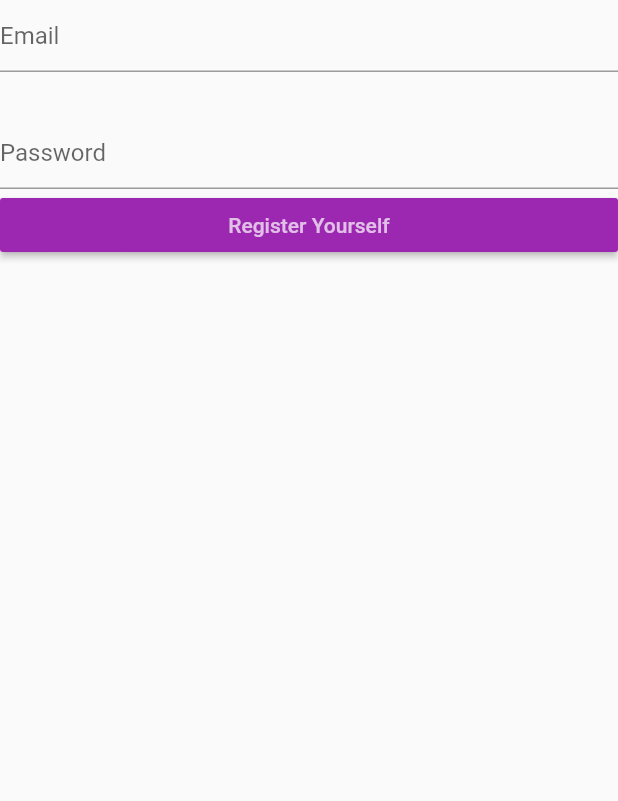
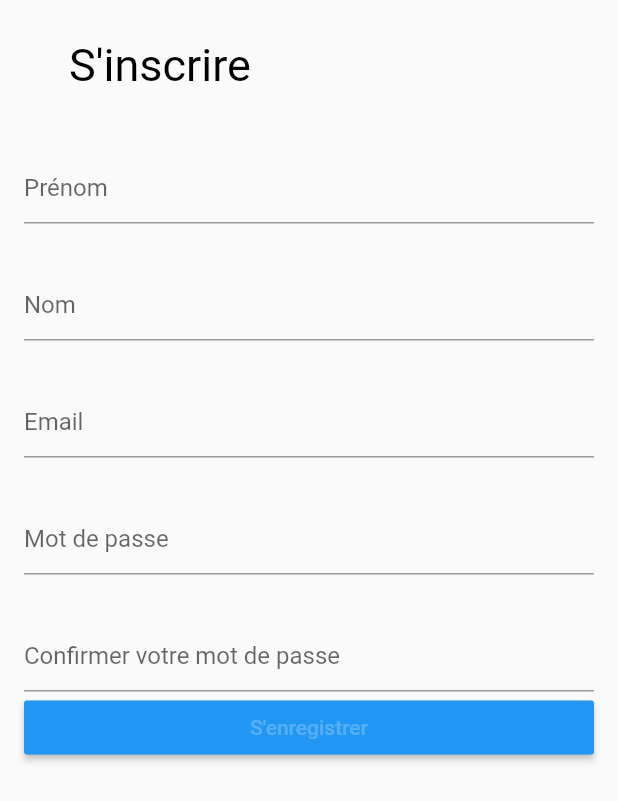
Before and after one commit to MatthiasDijoux/projetSimplon_partageAlbum, a Flutter app: the RegisterPage screen opened directly, on a phone screen of 412 x 824 dp. Shown: the top 801 px of the screen. Run offline on Flutter 3.47's test engine with Material 2 defaults, Android fonts, the phone set to English and light mode, and no system bars; our stand-ins replace shared_preferences; accounts and stored records are empty; network calls fail.

Commit message:
Added registering fonctionnality and modified its template view (with login)

```diff
--- a/albums_sharing_app/lib/views/login/register_page.dart
+++ b/albums_sharing_app/lib/views/login/register_page.dart
@@ -3,8 +3,6 @@ import 'package:flutter/material.dart';
 import 'package:http/http.dart' as http;
 import 'package:albums_sharing_app/main.dart';
 import 'package:shared_preferences/shared_preferences.dart';
-
-
 
 class RegisterPage extends StatefulWidget {
   @override
@@ -12,20 +10,41 @@ class RegisterPage extends StatefulWidget {
 }
 
 class _RegisterPageState extends State<RegisterPage> {
-
   bool _isLoading = false;
   var errorMsg;
   final TextEditingController emailController = new TextEditingController();
   final TextEditingController passwordController = new TextEditingController();
-
+  final TextEditingController confirmPasswordController =
+      new TextEditingController();
+  final TextEditingController firstNameController = new TextEditingController();
+  final TextEditingController lastNameController = new TextEditingController();
   @override
   Widget build(BuildContext context) {
     return Scaffold(
       body: Container(
+        padding: EdgeInsets.all(16.0),
         child: _isLoading
             ? Center(child: CircularProgressIndicator())
             : ListView(
                 children: <Widget>[
+                  Container(
+                     margin: EdgeInsets.only(left: 30, top:10, right: 20, bottom:40) ,
+                    child:  Text("S'inscrire", style: TextStyle(color: Colors.black, fontSize: 30)),
+                  ),
+                  TextFormField(
+                    controller: firstNameController,
+                    decoration: InputDecoration(
+                      hintText: "Prénom",
+                    ),
+                  ),
+                  SizedBox(height: 30.0),
+                  TextFormField(
+                    controller: lastNameController,
+                    decoration: InputDecoration(
+                      hintText: "Nom",
+                    ),
+                  ),
+                  SizedBox(height: 30.0),
                   TextFormField(
                     controller: emailController,
                     decoration: InputDecoration(
@@ -37,20 +56,39 @@ class _RegisterPageState extends State<RegisterPage> {
                     controller: passwordController,
                     obscureText: true,
                     decoration: InputDecoration(
-                hintText: "Password",
+                      hintText: "Mot de passe",
+                    ),
+                  ),
+                  SizedBox(height: 30.0),
+                  TextFormField(
+                    controller: confirmPasswordController,
+                    obscureText: true,
+                    decoration: InputDecoration(
+                      hintText: "Confirmer votre mot de passe",
                     ),
                   ),
                   RaisedButton(
-              onPressed: (){
+                    onPressed: () {
+                      if (confirmPasswordController.text ==
+                          passwordController.text) {
                         setState(() {
                           _isLoading = true;
                         });
-                Register(emailController.text, passwordController.text);
+
+                        Register(emailController.text, passwordController.text,
+                            firstNameController.text, lastNameController.text);
+                      }
+                       setState(() {
+                            errorMsg = "Les mots de passe ne correspondent pas !";
+                       });
                     },
-              color: Colors.purple,
-              child: Text("Register Yourself", style: TextStyle(color: Colors.white70)),
+                    color: Colors.blue,
+                    child: Text("S'enregistrer",
+                        style: TextStyle(color: Colors.white24)),
                   ),
-            errorMsg == null ? Container() : Text(
+                  errorMsg == null
+                      ? Container()
+                      : Text(
                           "${errorMsg}",
                         ),
                 ],
@@ -59,26 +97,30 @@ class _RegisterPageState extends State<RegisterPage> {
     );
   }
 
-  Register(String email, pass) async {
+  Register(String email, pass, firstName, lastName) async {
     SharedPreferences sharedPreferences = await SharedPreferences.getInstance();
     Map data = {
       'email': email,
-      'password': pass
+      'password': pass,
+      'nom': lastName,
+      'prenom': firstName
     };
     var jsonResponse = null;
-    var response = await http.post("https://reqres.in/api/register", body: data);
-    if(response.statusCode == 200) {
+    var response =
+        await http.post("http://10.0.2.2:3000/api/register", body: data);
+    if (response.statusCode == 200) {
       jsonResponse = json.decode(response.body);
       print(jsonResponse);
-      if(jsonResponse != null) {
+      if (jsonResponse != null) {
         setState(() {
           _isLoading = false;
         });
-        sharedPreferences.setString("token", jsonResponse['token']);
-        Navigator.of(context).pushAndRemoveUntil(MaterialPageRoute(builder: (BuildContext context) => MainPage()), (Route<dynamic> route) => false);
+        sharedPreferences.setString("accessToken", jsonResponse['accessToken']);
+        Navigator.of(context).pushAndRemoveUntil(
+            MaterialPageRoute(builder: (BuildContext context) => MainPage()),
+            (Route<dynamic> route) => false);
       }
-    }
-    else {
+    } else {
       setState(() {
         _isLoading = false;
       });
@@ -86,5 +128,4 @@ class _RegisterPageState extends State<RegisterPage> {
       print("The error message is: ${response.body}");
     }
   }
-
 }
```
Also changed, not shown: albums_sharing_app/lib/views/login/login_page.dart (+15 -9 lines). Lines whose indentation alone changed are shown as unchanged.
